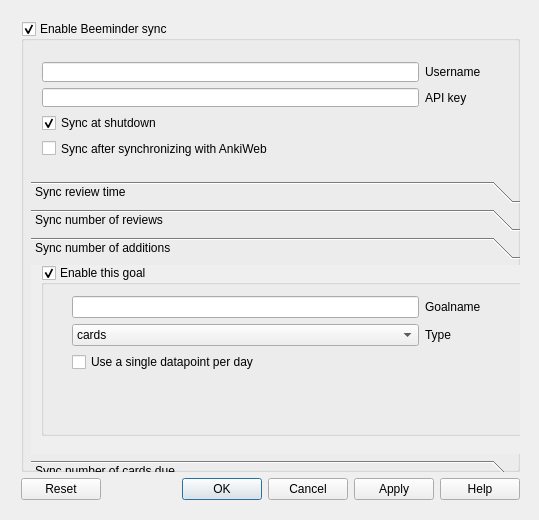
Before: the Qt Designer form beetime/settings_layout.ui in olimay/beetime, drawn with Qt 5.
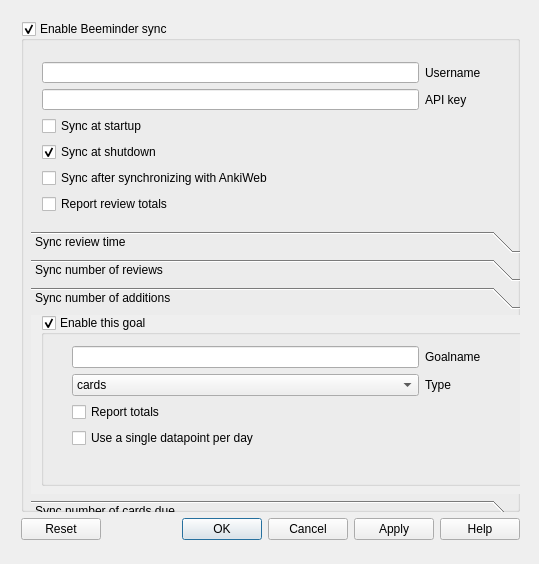
After: the same form once the commit is applied. The open tabs and pages were chosen to show the change.

Patch:
```diff
--- a/beetime/settings_layout.ui
+++ b/beetime/settings_layout.ui
@@ -7,7 +7,7 @@
     <x>0</x>
     <y>0</y>
     <width>539</width>
-    <height>520</height>
+    <height>564</height>
    </rect>
   </property>
   <property name="windowTitle">
@@ -19,7 +19,7 @@
      <x>10</x>
      <y>10</y>
      <width>521</width>
-     <height>501</height>
+     <height>541</height>
     </rect>
    </property>
    <layout class="QGridLayout" name="top_gridLayout">
@@ -47,11 +47,11 @@
          <x>10</x>
          <y>30</y>
          <width>461</width>
-         <height>118</height>
+         <height>174</height>
         </rect>
        </property>
        <layout class="QGridLayout" name="general_gridLayout">
-        <item row="2" column="0">
+        <item row="3" column="0">
          <widget class="QCheckBox" name="shutdown">
           <property name="enabled">
            <bool>true</bool>
@@ -84,22 +84,36 @@
           </property>
          </widget>
         </item>
-        <item row="3" column="0">
+        <item row="4" column="0">
          <widget class="QCheckBox" name="ankiweb">
           <property name="text">
            <string>Sync after synchronizing with AnkiWeb</string>
           </property>
          </widget>
         </item>
+        <item row="2" column="0">
+         <widget class="QCheckBox" name="startup">
+          <property name="text">
+           <string>Sync at startup</string>
+          </property>
+         </widget>
+        </item>
+        <item row="5" column="0">
+         <widget class="QCheckBox" name="odo">
+          <property name="text">
+           <string>Report review totals</string>
+          </property>
+         </widget>
+        </item>
        </layout>
       </widget>
       <widget class="QToolBox" name="goals_toolBox">
        <property name="geometry">
         <rect>
          <x>10</x>
-         <y>160</y>
+         <y>210</y>
          <width>501</width>
-         <height>301</height>
+         <height>291</height>
         </rect>
        </property>
        <property name="currentIndex">
@@ -279,7 +293,7 @@
           <x>0</x>
           <y>0</y>
           <width>501</width>
-          <height>177</height>
+          <height>167</height>
          </rect>
         </property>
         <attribute name="label">
@@ -306,7 +320,7 @@
             <x>20</x>
             <y>20</y>
             <width>431</width>
-            <height>152</height>
+            <height>131</height>
            </rect>
           </property>
           <layout class="QGridLayout" name="gridLayout_3">
@@ -341,7 +355,7 @@
              </property>
             </widget>
            </item>
-           <item row="7" column="0">
+           <item row="8" column="0">
             <spacer name="verticalSpacer_4">
              <property name="orientation">
               <enum>Qt::Vertical</enum>
@@ -354,13 +368,20 @@
              </property>
             </spacer>
            </item>
-           <item row="5" column="0">
+           <item row="6" column="0">
             <widget class="QCheckBox" name="added_overwrite">
              <property name="text">
               <string>Use a single datapoint per day</string>
              </property>
             </widget>
            </item>
+           <item row="5" column="0">
+            <widget class="QCheckBox" name="added_odo">
+             <property name="text">
+              <string>Report totals</string>
+             </property>
+            </widget>
+           </item>
           </layout>
          </widget>
         </widget>
```
Left out of the diff: 10 changed lines with no effect on the pictures.
